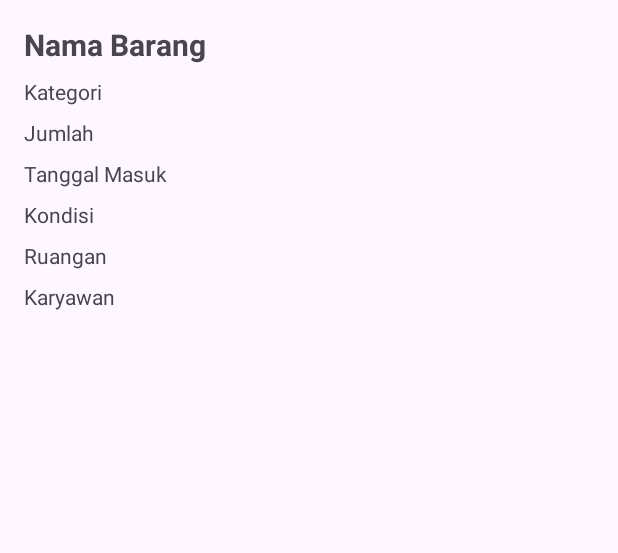
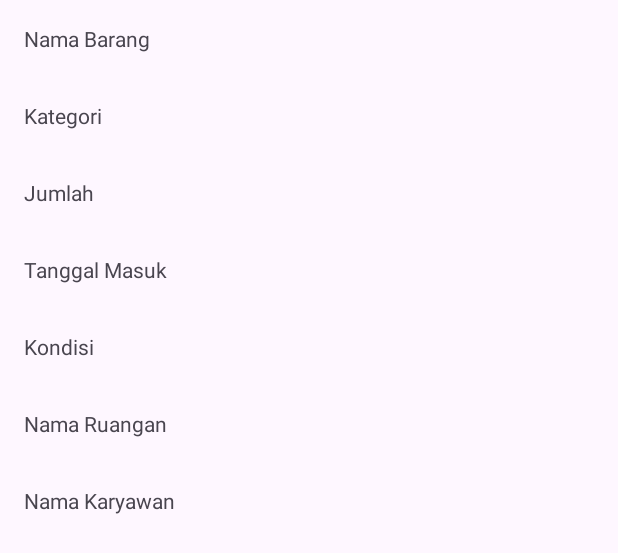
Before and after one commit to nindijltsr/InventarisBarang, an Android app: the layout activity_detail_barang.xml on its own in the app's theme, with its tools: preview values and no code run, on a phone screen of 412 x 824 dp. Shown: the top 553 px of the screen. Run offline under Robolectric (Android 15) with nearby library versions, the phone set to English and light mode, and no system bars.

Commit message:
Commited Change

```diff
--- a/app/src/main/java/com/example/inventarisbarang/AddKaryawanActivity.kt
+++ b/app/src/main/java/com/example/inventarisbarang/AddKaryawanActivity.kt
@@ -6,6 +6,7 @@ import android.widget.EditText
 import androidx.appcompat.app.AppCompatActivity
 import androidx.lifecycle.ViewModelProvider
 import com.example.inventarisbarang.entity.Karyawan
+import com.example.inventarisbarang.viewmodel.InventarisViewModel
 
 class AddKaryawanActivity : AppCompatActivity() {
 
@@ -18,7 +19,7 @@ class AddKaryawanActivity : AppCompatActivity() {
         super.onCreate(savedInstanceState)
         setContentView(R.layout.activity_add_karyawan)
 
-        editNama = findViewById(R.id.edit_nama)
+        editNama = findViewById(R.id.edit_namaKaryawan)
         editJabatan = findViewById(R.id.edit_jabatan)
         editKontak = findViewById(R.id.edit_kontak)
         inventarisViewModel = ViewModelProvider(this).get(InventarisViewModel::class.java)
@@ -29,9 +30,8 @@ class AddKaryawanActivity : AppCompatActivity() {
             val posisi = editJabatan.text.toString()
             val kontak = editKontak.text.toString()
 
-            val karyawan = Karyawan(nama = nama, posisi = posisi, kontak = kontak)
+            val karyawan = Karyawan(namaKaryawan = nama, posisi = posisi, kontak = kontak)
             inventarisViewModel.insertKaryawan(karyawan) // Updated to insertKaryawan
-            finish()
         }
     }
 }
--- a/app/src/main/java/com/example/inventarisbarang/AddRuanganActivity.kt
+++ b/app/src/main/java/com/example/inventarisbarang/AddRuanganActivity.kt
@@ -6,6 +6,7 @@ import android.widget.EditText
 import androidx.appcompat.app.AppCompatActivity
 import androidx.lifecycle.ViewModelProvider
 import com.example.inventarisbarang.entity.Ruangan
+import com.example.inventarisbarang.viewmodel.InventarisViewModel
 
 class AddRuanganActivity : AppCompatActivity() {
 
@@ -21,9 +22,9 @@ class AddRuanganActivity : AppCompatActivity() {
 
         val buttonSave = findViewById<Button>(R.id.button_save)
         buttonSave.setOnClickListener {
-            val lokasi = editLokasi.text.toString()
+            val namaRuangan = editLokasi.text.toString()
 
-            val ruangan = Ruangan(lokasi = lokasi)
+            val ruangan = Ruangan(namaRuangan = namaRuangan)
             inventarisViewModel.insertRuangan(ruangan) // Updated to insertRuangan
             finish()
         }
--- a/app/src/main/java/com/example/inventarisbarang/BarangAdapter.kt
+++ b/app/src/main/java/com/example/inventarisbarang/BarangAdapter.kt
@@ -1,5 +1,6 @@
 package com.example.inventarisbarang
 
+import android.annotation.SuppressLint
 import android.view.LayoutInflater
 import android.view.View
 import android.view.ViewGroup
@@ -22,6 +23,7 @@ class BarangAdapter(private val onItemClickListener: (Barang) -> Unit) : Recycle
         return BarangViewHolder(itemView)
     }
 
+    @SuppressLint("SetTextI18n")
     override fun onBindViewHolder(holder: BarangViewHolder, position: Int) {
         val currentBarang = barangList[position]
         holder.namaTextView.text = currentBarang.nama
@@ -35,6 +37,7 @@ class BarangAdapter(private val onItemClickListener: (Barang) -> Unit) : Recycle
 
     override fun getItemCount() = barangList.size
 
+    @SuppressLint("NotifyDataSetChanged")
     internal fun setBarang(barangs: List<Barang>) {
         this.barangList = barangs
         notifyDataSetChanged()
--- a/app/src/main/java/com/example/inventarisbarang/dao/BarangDao.kt
+++ b/app/src/main/java/com/example/inventarisbarang/dao/BarangDao.kt
@@ -21,4 +21,7 @@ interface BarangDao {
 
     @Query("SELECT * FROM barang")
     fun getAllBarang(): LiveData<List<Barang>>
+
+    @Query("SELECT * FROM barang WHERE id = :barangId")
+    fun getBarangById(barangId: Int): LiveData<Barang>
 }
--- a/app/src/main/java/com/example/inventarisbarang/dao/KaryawanDao.kt
+++ b/app/src/main/java/com/example/inventarisbarang/dao/KaryawanDao.kt
@@ -21,4 +21,7 @@ interface KaryawanDao {
 
     @Query("SELECT * FROM karyawan")
     fun getAllKaryawan(): LiveData<List<Karyawan>>
+
+    @Query("SELECT * FROM karyawan WHERE id = :karyawanid")
+    fun getKaryawanById(karyawanid: Int): LiveData<Karyawan>
 }
--- a/app/src/main/java/com/example/inventarisbarang/dao/RuanganDao.kt
+++ b/app/src/main/java/com/example/inventarisbarang/dao/RuanganDao.kt
@@ -21,4 +21,7 @@ interface RuanganDao {
 
     @Query("SELECT * FROM ruangan")
     fun getAllRuangan(): LiveData<List<Ruangan>>
+
+    @Query("SELECT * FROM ruangan WHERE id = :ruanganId")
+    fun getRuanganById(ruanganId: Int): LiveData<Ruangan>
 }
--- a/app/src/main/java/com/example/inventarisbarang/entity/Karyawan.kt
+++ b/app/src/main/java/com/example/inventarisbarang/entity/Karyawan.kt
@@ -6,7 +6,7 @@ import androidx.room.PrimaryKey
 @Entity(tableName = "karyawan")
 data class Karyawan(
     @PrimaryKey(autoGenerate = true) val id: Int = 0,
-    val nama: String,
+    val namaKaryawan: String,
     val posisi: String,
     val kontak: String
 )
--- a/app/src/main/java/com/example/inventarisbarang/entity/Ruangan.kt
+++ b/app/src/main/java/com/example/inventarisbarang/entity/Ruangan.kt
@@ -6,5 +6,5 @@ import androidx.room.PrimaryKey
 @Entity(tableName = "ruangan")
 data class Ruangan(
     @PrimaryKey(autoGenerate = true) val id: Int = 0,
-    val lokasi: String
+    val namaRuangan: String
 )
--- a/app/src/main/res/layout/activity_add_karyawan.xml
+++ b/app/src/main/res/layout/activity_add_karyawan.xml
@@ -6,7 +6,7 @@
     android:padding="16dp">
 
     <EditText
-        android:id="@+id/edit_nama"
+        android:id="@+id/edit_namaKaryawan"
         android:layout_width="0dp"
         android:layout_height="wrap_content"
         android:hint="Nama"
@@ -20,7 +20,7 @@
         android:layout_height="wrap_content"
         android:hint="Jabatan"
         android:layout_marginTop="8dp"
-        app:layout_constraintTop_toBottomOf="@id/edit_nama"
+        app:layout_constraintTop_toBottomOf="@id/edit_namaKaryawan"
         app:layout_constraintStart_toStartOf="parent"
         app:layout_constraintEnd_toEndOf="parent" />
 
--- a/app/src/main/res/layout/activity_detail_barang.xml
+++ b/app/src/main/res/layout/activity_detail_barang.xml
@@ -1,71 +1,79 @@
 <?xml version="1.0" encoding="utf-8"?>
 <androidx.constraintlayout.widget.ConstraintLayout xmlns:android="http://schemas.android.com/apk/res/android"
+    xmlns:app="http://schemas.android.com/apk/res-auto"
+    xmlns:tools="http://schemas.android.com/tools"
     android:layout_width="match_parent"
     android:layout_height="match_parent"
-    xmlns:app="http://schemas.android.com/apk/res-auto"
-    android:padding="16dp">
+    tools:context=".DetailBarangActivity">
 
     <TextView
-        android:id="@+id/text_nama"
-        android:layout_width="wrap_content"
+        android:id="@+id/textNama"
+        android:layout_width="0dp"
         android:layout_height="wrap_content"
         android:text="Nama Barang"
-        android:textStyle="bold"
-        android:textSize="20sp"
         app:layout_constraintTop_toTopOf="parent"
-        app:layout_constraintStart_toStartOf="parent" />
+        app:layout_constraintStart_toStartOf="parent"
+        app:layout_constraintEnd_toEndOf="parent"
+        android:padding="16dp"/>
 
     <TextView
-        android:id="@+id/text_kategori"
-        android:layout_width="wrap_content"
+        android:id="@+id/textKategori"
+        android:layout_width="0dp"
         android:layout_height="wrap_content"
         android:text="Kategori"
-        app:layout_constraintTop_toBottomOf="@id/text_nama"
+        app:layout_constraintTop_toBottomOf="@+id/textNama"
         app:layout_constraintStart_toStartOf="parent"
-        android:layout_marginTop="8dp" />
+        app:layout_constraintEnd_toEndOf="parent"
+        android:padding="16dp"/>
 
     <TextView
-        android:id="@+id/text_jumlah"
-        android:layout_width="wrap_content"
+        android:id="@+id/textJumlah"
+        android:layout_width="0dp"
         android:layout_height="wrap_content"
         android:text="Jumlah"
-        app:layout_constraintTop_toBottomOf="@id/text_kategori"
+        app:layout_constraintTop_toBottomOf="@+id/textKategori"
         app:layout_constraintStart_toStartOf="parent"
-        android:layout_marginTop="8dp" />
+        app:layout_constraintEnd_toEndOf="parent"
+        android:padding="16dp"/>
 
     <TextView
-        android:id="@+id/text_tanggal_masuk"
-        android:layout_width="wrap_content"
+        android:id="@+id/textTanggalMasuk"
+        android:layout_width="0dp"
         android:layout_height="wrap_content"
         android:text="Tanggal Masuk"
-        app:layout_constraintTop_toBottomOf="@id/text_jumlah"
+        app:layout_constraintTop_toBottomOf="@+id/textJumlah"
         app:layout_constraintStart_toStartOf="parent"
-        android:layout_marginTop="8dp" />
+        app:layout_constraintEnd_toEndOf="parent"
+        android:padding="16dp"/>
 
     <TextView
-        android:id="@+id/text_kondisi"
-        android:layout_width="wrap_content"
+        android:id="@+id/textKondisi"
+        android:layout_width="0dp"
         android:layout_height="wrap_content"
         android:text="Kondisi"
-        app:layout_constraintTop_toBottomOf="@id/text_tanggal_masuk"
+        app:layout_constraintTop_toBottomOf="@+id/textTanggalMasuk"
         app:layout_constraintStart_toStartOf="parent"
-        android:layout_marginTop="8dp" />
+        app:layout_constraintEnd_toEndOf="parent"
+        android:padding="16dp"/>
 
     <TextView
-        android:id="@+id/text_ruangan"
-        android:layout_width="wrap_content"
+        android:id="@+id/textRuangan"
+        android:layout_width="0dp"
         android:layout_height="wrap_content"
-        android:text="Ruangan"
-        app:layout_constraintTop_toBottomOf="@id/text_kondisi"
+        android:text="Nama Ruangan"
+        app:layout_constraintTop_toBottomOf="@+id/textKondisi"
         app:layout_constraintStart_toStartOf="parent"
-        android:layout_marginTop="8dp" />
+        app:layout_constraintEnd_toEndOf="parent"
+        android:padding="16dp"/>
 
     <TextView
-        android:id="@+id/text_karyawan"
-        android:layout_width="wrap_content"
+        android:id="@+id/textKaryawan"
+        android:layout_width="0dp"
         android:layout_height="wrap_content"
-        android:text="Karyawan"
-        app:layout_constraintTop_toBottomOf="@id/text_ruangan"
+        android:text="Nama Karyawan"
+        app:layout_constraintTop_toBottomOf="@+id/textRuangan"
         app:layout_constraintStart_toStartOf="parent"
-        android:layout_marginTop="8dp" />
+        app:layout_constraintEnd_toEndOf="parent"
+        android:padding="16dp"/>
+
 </androidx.constraintlayout.widget.ConstraintLayout>
```
Also changed, not shown: app/src/main/java/com/example/inventarisbarang/AddBarangActivity.kt (+26 -2 lines), app/src/main/java/com/example/inventarisbarang/DetailBarangActivity.kt (added, +52 -0 lines), app/src/main/java/com/example/inventarisbarang/InventarisDatabase.kt (+10 -2 lines), app/src/main/java/com/example/inventarisbarang/InventarisRepository.kt (+12 -0 lines), app/src/main/java/com/example/inventarisbarang/InventarisViewModel.kt (+16 -1 lines), app/src/main/java/com/example/inventarisbarang/MainActivity.kt (+7 -17 lines).
